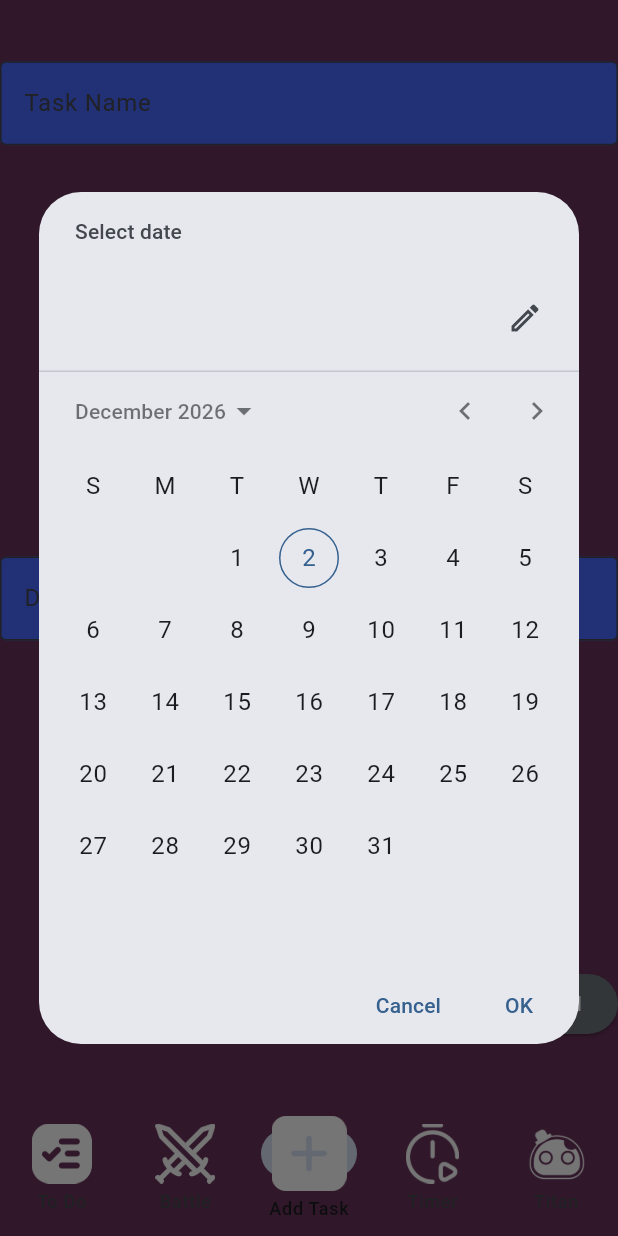
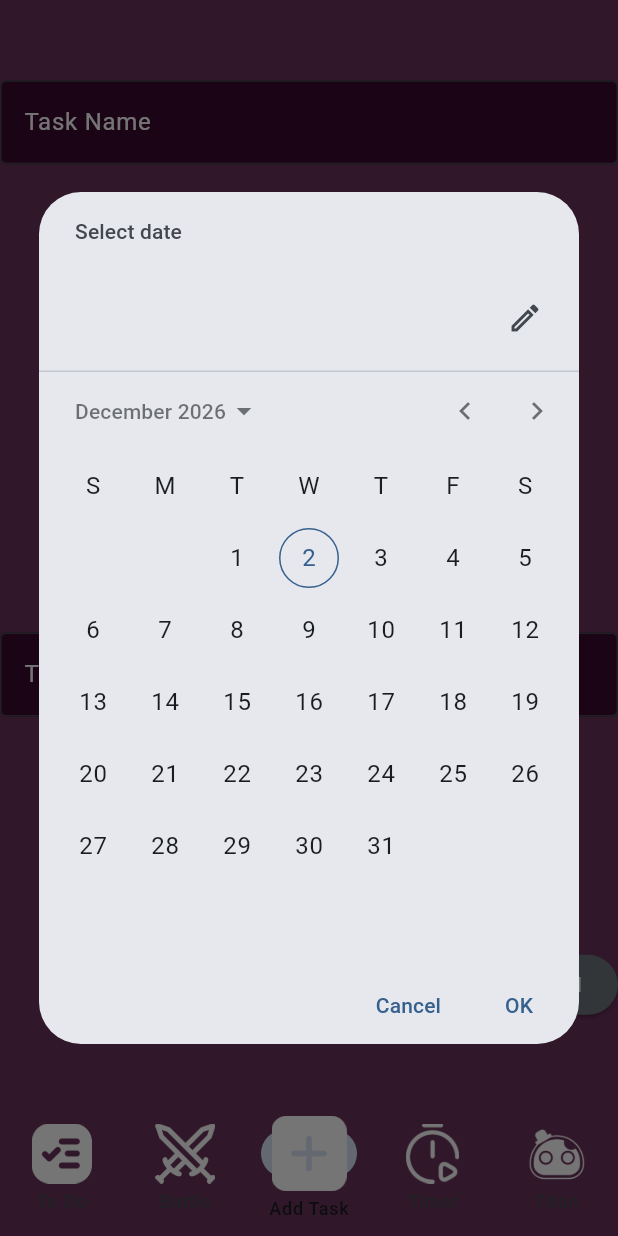
Before and after one commit to nanamid/CS425_Team45, a Flutter app: the screen it shows after launch, item 3 of the bottom bar chosen, after a tap on "Deadline Date", on a phone screen of 412 x 824 dp. Run offline on Flutter 3.47's test engine with Material 3 defaults, Android fonts, the phone set to English and light mode, and no system bars; our stand-ins replace animate_do, firebase_auth, firebase_core, flutter_local_notifications, flutter_slidable, flutter_svg and 6 more; missing offline and left inert: android_alarm_manager_plus, mutex; accounts and stored records are empty.

Commit message:
Some UI changes, mostly choosing better colors

```diff
--- a/Basic_Flutter_App/flutter_walkthrough_app/lib/features/task/screens/task_list_view.dart
+++ b/Basic_Flutter_App/flutter_walkthrough_app/lib/features/task/screens/task_list_view.dart
@@ -1,9 +1,12 @@
 import 'package:flutter/material.dart';
 import 'package:flutter/services.dart';
+import 'package:intl/intl.dart';
+import 'package:test_app/common/widgets/build_text.dart';
 import 'package:test_app/data/reminders_class.dart';
 import 'package:test_app/features/task/screens/task_tile_view.dart';
 import 'package:test_app/utils/constants/colors.dart';
 import 'package:test_app/utils/constants/image_strings.dart';
+import 'package:test_app/utils/constants/sizes.dart';
 import 'package:test_app/utils/constants/text_strings.dart';
 import 'package:test_app/utils/formatters/space_extension.dart';
 import 'package:lottie/lottie.dart';
@@ -47,6 +50,7 @@ class _TaskListViewState extends State<TaskListView> {
           return StatefulBuilder(
               builder: (BuildContext context, StateSetter setState) {
             return AlertDialog(
+              backgroundColor: Colors.grey.shade100,
               title: Column(
                 crossAxisAlignment: CrossAxisAlignment.start,
                 children: [
@@ -74,13 +78,35 @@ class _TaskListViewState extends State<TaskListView> {
               ),
               content: Column(children: [
                 // description
-                Text(currentTask.taskDescription ?? "Description"),
+                Padding(
+                  padding: const EdgeInsets.all(8.0),
+                  child: buildText(
+                      currentTask.taskDeadline != null
+                          ? 'Deadline: ${DateFormat('yMMMMd').format(currentTask.taskDeadline!)} ${DateFormat('Hm').format(currentTask.taskDeadline!)}'
+                          : "",
+                      AppColors.textPrimary,
+                      AppSizes.textMedium,
+                      FontWeight.normal,
+                      TextAlign.center,
+                      TextOverflow.ellipsis),
+                ),
+                Padding(
+                  padding: const EdgeInsets.all(8.0),
+                  child: buildText(
+                      "Description: ${currentTask.taskDescription}",
+                      AppColors.textPrimary,
+                      AppSizes.textMedium,
+                      FontWeight.normal,
+                      TextAlign.center,
+                      TextOverflow.ellipsis),
+                ),
 
-                Text(currentTask.taskDeadline != null
-                    ? 'Deadline: ${currentTask.taskDeadline!.year}-${currentTask.taskDeadline!.month.toString().padLeft(2, '0')}-${currentTask.taskDeadline!.day.toString().padLeft(2, '0')} ${currentTask.taskDeadline!.hour.toString().padLeft(2, '0')}:${currentTask.taskDeadline!.minute.toString().padLeft(2, '0')}'
-                    : ""),
                 // total time
-                Text("Total Time: ${currentTask.totalTime_minutes} mins"),
+                Padding(
+                  padding: const EdgeInsets.all(8.0),
+                  child:
+                      Text("Total Time: ${currentTask.totalTime_minutes} mins"),
+                ),
 
                 // clock entries
                 for (List<DateTime?> clockPair in currentTask.clockList)
--- a/Basic_Flutter_App/flutter_walkthrough_app/lib/features/task/screens/task_modify_widget.dart
+++ b/Basic_Flutter_App/flutter_walkthrough_app/lib/features/task/screens/task_modify_widget.dart
@@ -9,6 +9,7 @@ import 'package:test_app/utils/formatters/space_extension.dart';
 import 'package:test_app/data/database.dart';
 import 'package:test_app/data/tasklist_classes.dart';
 import 'package:get/get.dart';
+import 'package:intl/intl.dart';
 
 // Might be better to do this in a form widget
 class ModifyTaskWidget extends StatefulWidget {
@@ -59,20 +60,25 @@ class _ModifyTaskWidgetState extends State<ModifyTaskWidget> {
       // Name
       TextField(
         controller: taskNameController,
+        style: TextStyle(color: AppColors.textWhite),
         decoration: const InputDecoration(
             border: OutlineInputBorder(),
-          fillColor: AppColors.primary,
+            fillColor: AppColors.secondary,
             filled: true,
             hintText: "Task Name",
-        ),
+            hintStyle: TextStyle(color: AppColors.textWhite)),
       ),
 
       // Status
       DropdownMenu(
         initialSelection: widget.task.taskStatus,
         helperText: 'Task Status',
-        inputDecorationTheme:
-            InputDecorationTheme(fillColor: AppColors.primary, filled: true),
+        textStyle: TextStyle(color: AppColors.textWhite),
+        inputDecorationTheme: InputDecorationTheme(
+          fillColor: AppColors.secondary,
+          filled: true,
+          helperStyle: TextStyle(color: AppColors.textWhite),
+        ),
         onSelected: (TaskStatus? status) {
           if (status != null) {
             setState(() => widget.task.taskStatus = status);
@@ -91,8 +97,12 @@ class _ModifyTaskWidgetState extends State<ModifyTaskWidget> {
       DropdownMenu(
         initialSelection: widget.task.taskLabel,
         helperText: 'Task Label',
-        inputDecorationTheme:
-            InputDecorationTheme(fillColor: AppColors.primary, filled: true),
+        textStyle: TextStyle(color: AppColors.textWhite),
+        inputDecorationTheme: InputDecorationTheme(
+          fillColor: AppColors.secondary,
+          filled: true,
+          helperStyle: TextStyle(color: AppColors.textWhite),
+        ),
         onSelected: (TaskLabel? label) {
           if (label != null) {
             setState(() => widget.task.taskLabel = label);
@@ -110,15 +120,23 @@ class _ModifyTaskWidgetState extends State<ModifyTaskWidget> {
       // Description
       TextField(
         controller: taskDescriptionController,
+        style: TextStyle(color: AppColors.textWhite),
         decoration: const InputDecoration(
             border: OutlineInputBorder(),
-          fillColor: AppColors.primary,
+            fillColor: AppColors.secondary,
             filled: true,
-          hintText: "Description",
-        ),
+            hintText: "Task Description",
+            hintStyle: TextStyle(color: AppColors.textWhite)),
       ),
 
+      Row(
+        mainAxisAlignment: MainAxisAlignment.center,
+        children: [
+          // Date
           ElevatedButton(
+            style: ElevatedButton.styleFrom(
+                backgroundColor: AppColors.secondary,
+                foregroundColor: AppColors.textWhite),
             onPressed: () async {
               widget.task.taskDeadline = await showDatePicker(
                   context: context,
@@ -129,17 +147,24 @@ class _ModifyTaskWidgetState extends State<ModifyTaskWidget> {
             },
             child: Text(widget.task.taskDeadline == null
                 ? "Deadline Date"
-            : "${widget.task.taskDeadline!.year}-${widget.task.taskDeadline!.month}-${widget.task.taskDeadline!.day}"),
+                : DateFormat('yMMMMd').format(widget.task.taskDeadline!)),
           ),
 
+          5.width_space,
+
+          // Time
           ElevatedButton(
+            style: ElevatedButton.styleFrom(
+                backgroundColor: AppColors.secondary,
+                foregroundColor: AppColors.textWhite),
             onPressed: () async {
               if (widget.task.taskDeadline !=
                   null) // date has to be entered first
               {
                 TimeOfDay? tempTime = await showTimePicker(
                     context: context,
-                  initialTime: TimeOfDay.fromDateTime(widget.task.taskDeadline!)
+                    initialTime:
+                        TimeOfDay.fromDateTime(widget.task.taskDeadline!)
                     // TODO validate this
                     );
                 if (tempTime != null) {
@@ -156,7 +181,10 @@ class _ModifyTaskWidgetState extends State<ModifyTaskWidget> {
             },
             child: Text(widget.task.taskDeadline == null
                 ? "Time"
-              : "${widget.task.taskDeadline!.hour.toString().padLeft(2, '0')}:${widget.task.taskDeadline!.minute.toString().padLeft(2, '0')}")),
+                : DateFormat('Hm').format(widget.task.taskDeadline!)),
+          ),
+        ],
+      ),
 
       //Button to save or cancel input
       Row(
--- a/Basic_Flutter_App/flutter_walkthrough_app/lib/features/task/screens/task_stats_view.dart
+++ b/Basic_Flutter_App/flutter_walkthrough_app/lib/features/task/screens/task_stats_view.dart
@@ -1,10 +1,17 @@
 import 'package:flutter/material.dart';
+import 'package:test_app/data/database.dart';
+import 'package:test_app/data/tasklist_classes.dart';
 
 class TaskInfoView extends StatelessWidget {
   const TaskInfoView({super.key});
 
   @override
   Widget build(BuildContext context) {
+    // needs a listener for when task_list_view redraws
+    TodoDatabase db = TodoDatabase();
+    final taskListIndex = 0; // hardcoded one tasklist for now
+    db.loadData();
+    TaskList taskList = db.listOfTaskLists[taskListIndex];
     return Container(
       margin: EdgeInsets.fromLTRB(15, 10, 15, 10),
       child: Row(
@@ -23,7 +30,7 @@ class TaskInfoView extends StatelessWidget {
                       child: Align(
                         alignment: Alignment.center,
                         child: FittedBox(
-                          child: Text("3",
+                          child: Text(taskList.list.length.toString(),
                               style: TextStyle(
                                   fontSize: 28,
                                   color: Colors.black,
@@ -61,7 +68,13 @@ class TaskInfoView extends StatelessWidget {
                       child: Align(
                         alignment: Alignment.center,
                         child: FittedBox(
-                          child: Text("5",
+                          child: Text(
+                              taskList.list
+                                  .where((element) =>
+                                      element.taskStatus != TaskStatus.DONE)
+                                  .toList()
+                                  .length
+                                  .toString(),
                               style: TextStyle(
                                   fontSize: 28,
                                   color: Colors.black,
--- a/Basic_Flutter_App/flutter_walkthrough_app/lib/features/task/screens/task_tile_view.dart
+++ b/Basic_Flutter_App/flutter_walkthrough_app/lib/features/task/screens/task_tile_view.dart
@@ -1,4 +1,5 @@
 import 'package:flutter/material.dart';
+import 'package:flutter/widgets.dart';
 import 'package:get/get.dart';
 import 'package:test_app/common/widgets/build_text.dart';
 import 'package:test_app/features/task/screens/task_edit_page.dart';
@@ -7,6 +8,7 @@ import 'package:test_app/utils/constants/image_strings.dart';
 import 'package:test_app/utils/constants/sizes.dart';
 import 'package:test_app/utils/formatters/space_extension.dart';
 import 'package:test_app/data/tasklist_classes.dart';
+import 'package:intl/intl.dart';
 
 class TaskTileView extends StatefulWidget {
   final Task task;
@@ -181,14 +183,19 @@ class _TaskTileViewState extends State<TaskTileView> {
               child: Row(
                 children: [
                   Expanded(
+                    child: Container(
+                      decoration: BoxDecoration(
+                        color: AppColors.primary.withOpacity(.1),
+                      ),
                       child: buildText(
                           widget.task.taskStatus.label,
                           AppColors.textWhite,
                           AppSizes.textLarge,
-                        FontWeight.normal,
+                          FontWeight.bold,
                           TextAlign.start,
                           TextOverflow.clip,
                           maxLines: 1),
+                    ),
                   ),
                   Expanded(
                     flex: 2,
@@ -212,7 +219,6 @@ class _TaskTileViewState extends State<TaskTileView> {
                 crossAxisAlignment: CrossAxisAlignment.start,
                 mainAxisAlignment: MainAxisAlignment.start,
                 children: [
-                  //DATE
                   Expanded(
                     child: Container(
                         //padding: const EdgeInsets.symmetric(horizontal: 5, vertical: 2),
@@ -222,15 +228,20 @@ class _TaskTileViewState extends State<TaskTileView> {
                                 const BorderRadius.all(Radius.circular(5))),
                         child: Column(
                           children: [
-                            Row(
+                            // Task Deadline
+                            Visibility(
+                              visible: widget.task.taskDeadline != null,
+                              child: Row(
                                 children: [
                                   Icon(Icons.calendar_today_rounded,
                                       color: AppColors.primaryBackground),
                                   5.width_space,
                                   Expanded(
                                     child: buildText(
-                                      // TODO task date
-                                      'APR 1',
+                                        DateFormat('MMM d').format(widget
+                                                .task.taskDeadline ??
+                                            DateTime
+                                                .now()), // won't show the null case because of Visibility widget above
                                         AppColors.lightGrey,
                                         AppSizes.textSmall,
                                         FontWeight.w400,
@@ -239,6 +250,7 @@ class _TaskTileViewState extends State<TaskTileView> {
                                         maxLines: 1),
                                   )
                                 ],
+                              ),
                             ),
 
                             //CATEGORY
--- a/Basic_Flutter_App/flutter_walkthrough_app/pubspec.yaml
+++ b/Basic_Flutter_App/flutter_walkthrough_app/pubspec.yaml
@@ -59,6 +59,7 @@ dependencies:
   firebase_core: ^2.25.4
   mutex: ^3.1.0
   timezone: ^0.9.2
+  intl: ^0.19.0
 
 dev_dependencies:
   flutter_test:
```
Lines whose indentation alone changed are shown as unchanged.
